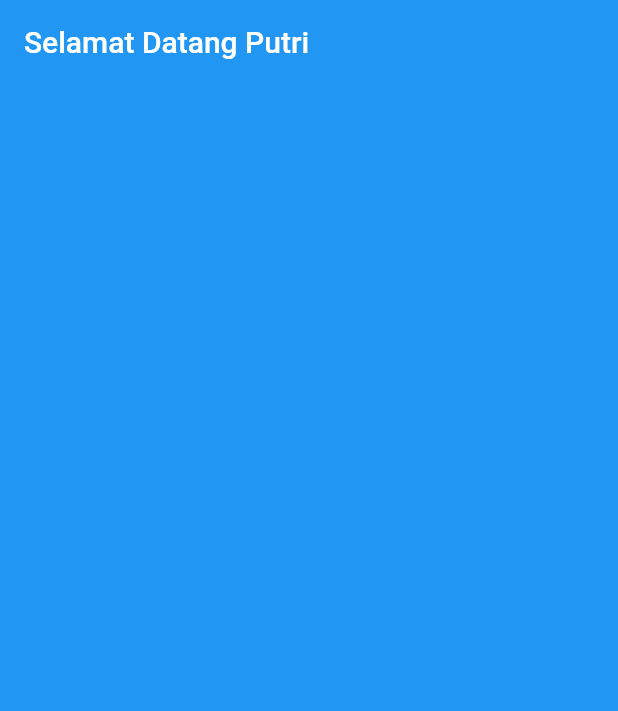
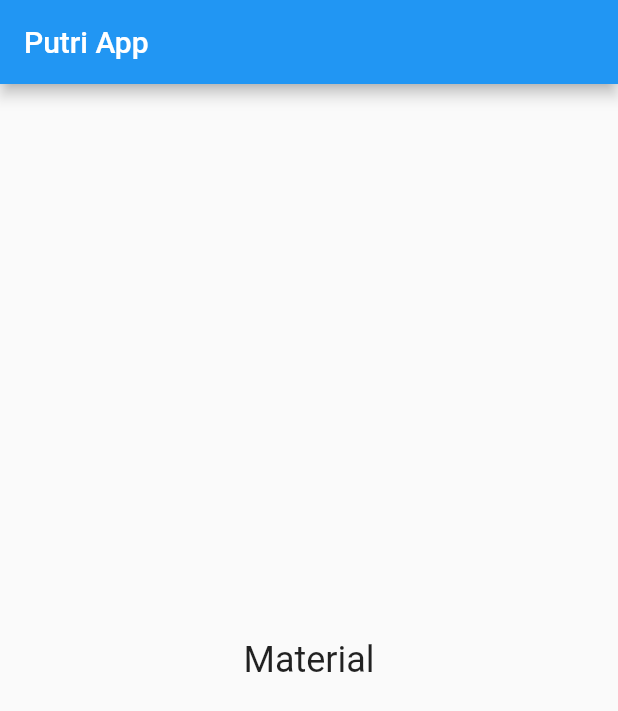
Before and after one commit to mputt26/flutter_Putri-Diana-Hafsyawati, a Flutter app: the screen it shows after launch, on a phone screen of 412 x 824 dp. Shown: the top 711 px of the screen. Run offline on Flutter 3.47's test engine with Material 2 defaults, Android fonts, the phone set to English and light mode, and no system bars.

Commit message:
mengupload tugas introduction flutter

```diff
--- /dev/null
+++ b/08-Introduction-Flutter-Widget/Praktikum/latihan/putri/lib/main-cupertino.dart
@@ -0,0 +1,24 @@
+import 'package:flutter/cupertino.dart';
+import 'package:putri/main.dart';
+
+void main() {
+  runApp(const HelloWorld());
+}
+
+class HelloWorld extends StatelessWidget {
+  const HelloWorld({super.key});
+
+  @override
+  Widget build(BuildContext context) {
+    return const CupertinoApp(
+      home: CupertinoPageScaffold(
+        navigationBar: CupertinoNavigationBar(
+          middle: Text('PutriApp'),
+        ),
+        child: Center(
+          child: Text('Tampilan cupertino'),
+        ),
+      ),
+    );
+  }
+}
--- a/08-Introduction-Flutter-Widget/Praktikum/latihan/putri/lib/main.dart
+++ b/08-Introduction-Flutter-Widget/Praktikum/latihan/putri/lib/main.dart
@@ -10,8 +10,20 @@ class HelloWorld extends StatelessWidget {
   @override
   Widget build(BuildContext context) {
     return MaterialApp(
-      home: AppBar(
-        title: const Text('Selamat Datang Putri'),
+      home: Scaffold(
+        appBar: AppBar(
+          title: const Text('Putri App'),
+        ),
+        body: Center(
+          child: Text(
+            'Material',
+            textAlign: TextAlign.center,
+            style: TextStyle(
+              fontSize:
+                  24.0, // Ubah angka ini sesuai dengan ukuran font yang Anda inginkan
+            ),
+          ),
+        ),
       ),
     );
   }
```
Also changed, not shown: 08-Introduction-Flutter-Widget/Praktikum/latihan/putri/lib/main2.dart (added, +64 -0 lines), 08-Introduction-Flutter-Widget/Screenshoot/foto2.jpg (deleted), 08-Introduction-Flutter-Widget/Screenshoot/prioritas2.png (added), 08-Introduction-Flutter-Widget/Screenshoot/soal1-prio1A.png (added), 08-Introduction-Flutter-Widget/Screenshoot/soal1-prio1B.png (added), 08-Introduction-Flutter-Widget/Screenshoot/soal1-prio1C.png (added), 08-Introduction-Flutter-Widget/Screenshoot/soal2-prio1.png (added), 2 other files.
